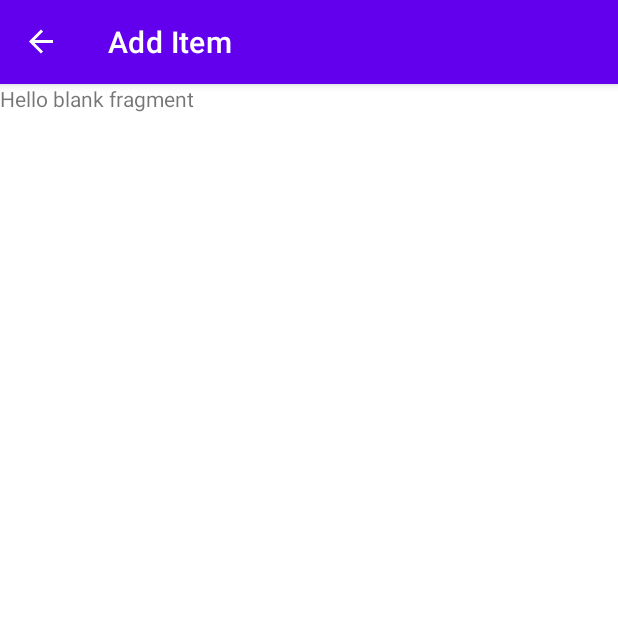
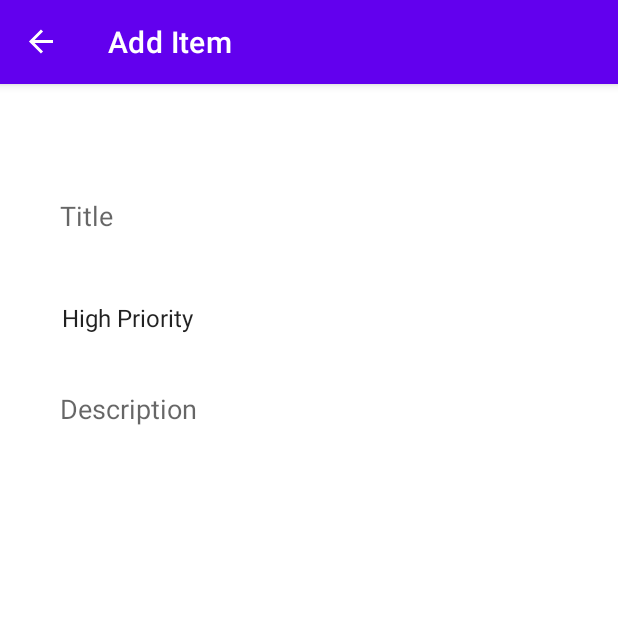
Before and after one commit to Darfune/ToDoListApp, an Android app: the AddItemFragment screen opened through its navigation route, on a phone screen of 412 x 824 dp, the top half of it. Run offline under Robolectric (Android 15) with nearby library versions, the phone set to English and light mode, and no system bars; our stand-ins replace navigation-ui.

```diff
--- a/app/src/main/java/com/example/todolistapp/fragments/list/RecyclerViewListFragment.kt
+++ b/app/src/main/java/com/example/todolistapp/fragments/list/RecyclerViewListFragment.kt
@@ -1,10 +1,12 @@
 package com.example.todolistapp.fragments.list
 
 import android.os.Bundle
+import android.text.Layout
 import androidx.fragment.app.Fragment
 import android.view.LayoutInflater
 import android.view.View
 import android.view.ViewGroup
+import androidx.constraintlayout.widget.ConstraintSet
 import androidx.navigation.fragment.findNavController
 import com.example.todolistapp.R
 import com.google.android.material.floatingactionbutton.FloatingActionButton
@@ -23,6 +25,10 @@ class RecyclerViewListFragment : Fragment() {
             findNavController().navigate(R.id.action_recyclerViewListFragment_to_addItemFragment2)
         }
 
+        val recyclerViewListLayout: View? =  view.findViewById(R.id.recyclerViewListLayout)
+        recyclerViewListLayout?.setOnClickListener {
+            findNavController().navigate(R.id.action_recyclerViewListFragment_to_updateFragment2)
+        }
         return view
     }
 
--- a/app/src/main/res/layout/fragment_add_item.xml
+++ b/app/src/main/res/layout/fragment_add_item.xml
@@ -1,14 +1,58 @@
 <?xml version="1.0" encoding="utf-8"?>
-<FrameLayout xmlns:android="http://schemas.android.com/apk/res/android"
+<androidx.constraintlayout.widget.ConstraintLayout xmlns:android="http://schemas.android.com/apk/res/android"
+    xmlns:app="http://schemas.android.com/apk/res-auto"
     xmlns:tools="http://schemas.android.com/tools"
     android:layout_width="match_parent"
     android:layout_height="match_parent"
+    android:padding="24dp"
     tools:context=".fragments.add.AddItemFragment">
 
-    <!-- TODO: Update blank fragment layout -->
-    <TextView
+
+    <EditText
+        android:id="@+id/titleEditText"
         android:layout_width="match_parent"
-        android:layout_height="match_parent"
-        android:text="@string/hello_blank_fragment" />
+        android:layout_height="64dp"
+        android:layout_marginTop="32dp"
+        android:ems="10"
+        android:inputType="textPersonName"
+        android:paddingStart="16dp"
+        android:hint="@string/title"
+        android:background="@android:color/transparent"
+        app:layout_constraintEnd_toEndOf="parent"
+        app:layout_constraintHorizontal_bias="0.5"
+        app:layout_constraintStart_toStartOf="parent"
+        app:layout_constraintTop_toTopOf="parent" />
 
-</FrameLayout>
+    <Spinner
+        android:id="@+id/prioritySpinner"
+        android:layout_width="match_parent"
+        android:layout_height="64dp"
+        android:layout_marginTop="4dp"
+        android:paddingStart="9dp"
+        android:entries="@array/priorities"
+        android:background="@android:color/transparent"
+        app:layout_constraintEnd_toEndOf="parent"
+        app:layout_constraintHorizontal_bias="0.5"
+        app:layout_constraintStart_toStartOf="parent"
+        app:layout_constraintTop_toBottomOf="@+id/titleEditText" />
+
+    <EditText
+        android:id="@+id/descriptionEditText"
+        android:layout_width="0dp"
+        android:layout_height="0dp"
+        android:ems="10"
+        android:foregroundGravity="top"
+        android:paddingStart="16dp"
+        android:paddingEnd="16dp"
+        android:paddingTop="16dp"
+        android:hint="@string/description"
+        android:gravity="start|top"
+        android:inputType="textMultiLine"
+        android:background="@android:color/transparent"
+        app:layout_constraintBottom_toBottomOf="parent"
+        app:layout_constraintEnd_toEndOf="parent"
+        app:layout_constraintHorizontal_bias="0.542"
+        app:layout_constraintStart_toStartOf="parent"
+        app:layout_constraintTop_toBottomOf="@+id/prioritySpinner"
+        app:layout_constraintVertical_bias="0.133" />
+</androidx.constraintlayout.widget.ConstraintLayout>
--- a/app/src/main/res/layout/fragment_recycler_view_list.xml
+++ b/app/src/main/res/layout/fragment_recycler_view_list.xml
@@ -4,6 +4,7 @@
     xmlns:tools="http://schemas.android.com/tools"
     android:layout_width="match_parent"
     android:layout_height="match_parent"
+    android:id="@+id/recyclerViewListLayout"
     tools:context=".fragments.list.RecyclerViewListFragment">
 
     <androidx.recyclerview.widget.RecyclerView
--- a/app/src/main/res/values/strings.xml
+++ b/app/src/main/res/values/strings.xml
@@ -4,4 +4,13 @@
     <string name="hello_blank_fragment">Hello blank fragment</string>
     <string name="no_data">No Data</string>
     <string name="floating_button_desc">add item button</string>
+    <string name="title">Title</string>
+    <string name="description">Description</string>
+
+    <string-array name="priorities">
+        <item>High Priority</item>
+        <item>Medium Priority</item>
+        <item>Low Priority</item>
+    </string-array>
+
 </resources>
```
